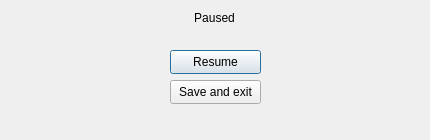
The window that Pause.ui (Kiziaka05/BikiniBottom2.0) describes before a commit, drawn with Qt 5.
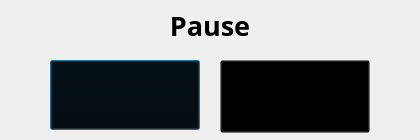
The same window after the commit. Icons and pictures are not drawn.

```diff
--- a/Pause.ui
+++ b/Pause.ui
@@ -6,7 +6,7 @@
    <rect>
     <x>0</x>
     <y>0</y>
-    <width>430</width>
+    <width>420</width>
     <height>140</height>
    </rect>
   </property>
@@ -16,14 +16,21 @@
   <widget class="QLabel" name="label">
    <property name="geometry">
     <rect>
-     <x>190</x>
+     <x>160</x>
      <y>10</y>
-     <width>49</width>
-     <height>16</height>
+     <width>100</width>
+     <height>30</height>
     </rect>
    </property>
+   <property name="font">
+    <font>
+     <family>Unispace</family>
+     <pointsize>20</pointsize>
+     <bold>true</bold>
+    </font>
+   </property>
    <property name="text">
-    <string>Paused</string>
+    <string>Pause</string>
    </property>
    <property name="alignment">
     <set>Qt::AlignmentFlag::AlignCenter</set>
@@ -32,27 +39,47 @@
   <widget class="QPushButton" name="Continue">
    <property name="geometry">
     <rect>
-     <x>170</x>
-     <y>50</y>
-     <width>91</width>
-     <height>24</height>
+     <x>50</x>
+     <y>60</y>
+     <width>150</width>
+     <height>70</height>
     </rect>
    </property>
+   <property name="styleSheet">
+    <string notr="true">QPushButton {
+	borner: none;
+    border-image: url(btn_continue)0 0 0 0 stretch stretch;
+
+    background: transparent;
+    
+
+}</string>
+   </property>
    <property name="text">
-    <string>Resume</string>
+    <string/>
    </property>
   </widget>
   <widget class="QPushButton" name="Exit">
    <property name="geometry">
     <rect>
-     <x>170</x>
-     <y>80</y>
-     <width>91</width>
-     <height>24</height>
+     <x>220</x>
+     <y>60</y>
+     <width>150</width>
+     <height>73</height>
     </rect>
    </property>
+   <property name="styleSheet">
+    <string notr="true">QPushButton {
+	borner: none;
+    border-image: url(btn_exit)0 0 0 0 stretch stretch;
+
+    background: transparent;
+    
+
+}</string>
+   </property>
    <property name="text">
-    <string>Save and exit</string>
+    <string/>
    </property>
   </widget>
  </widget>
```
